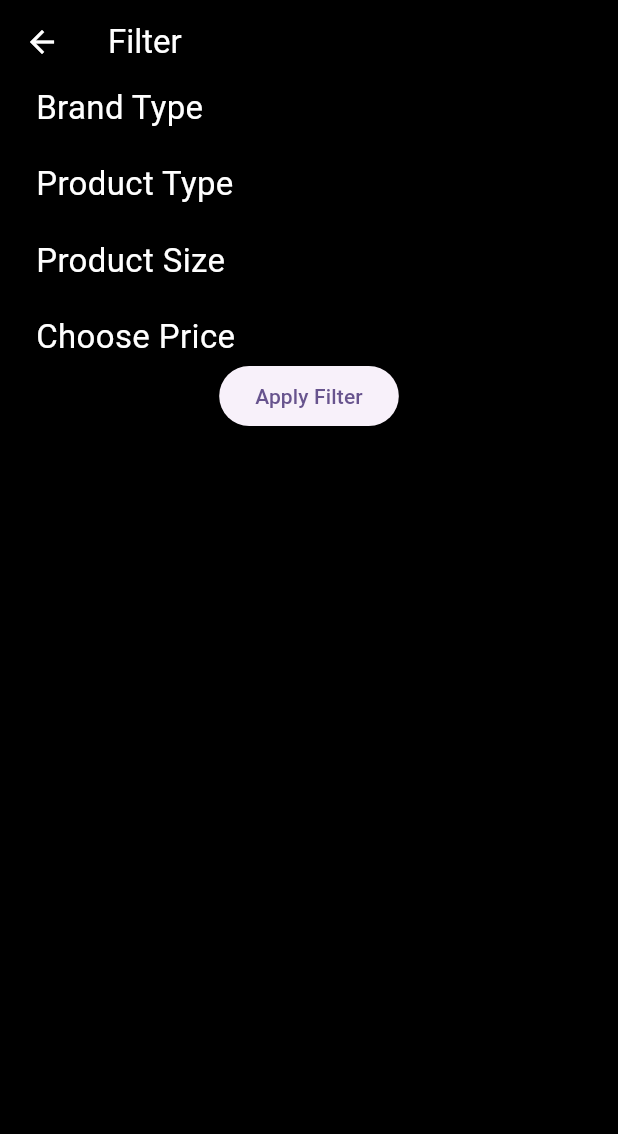
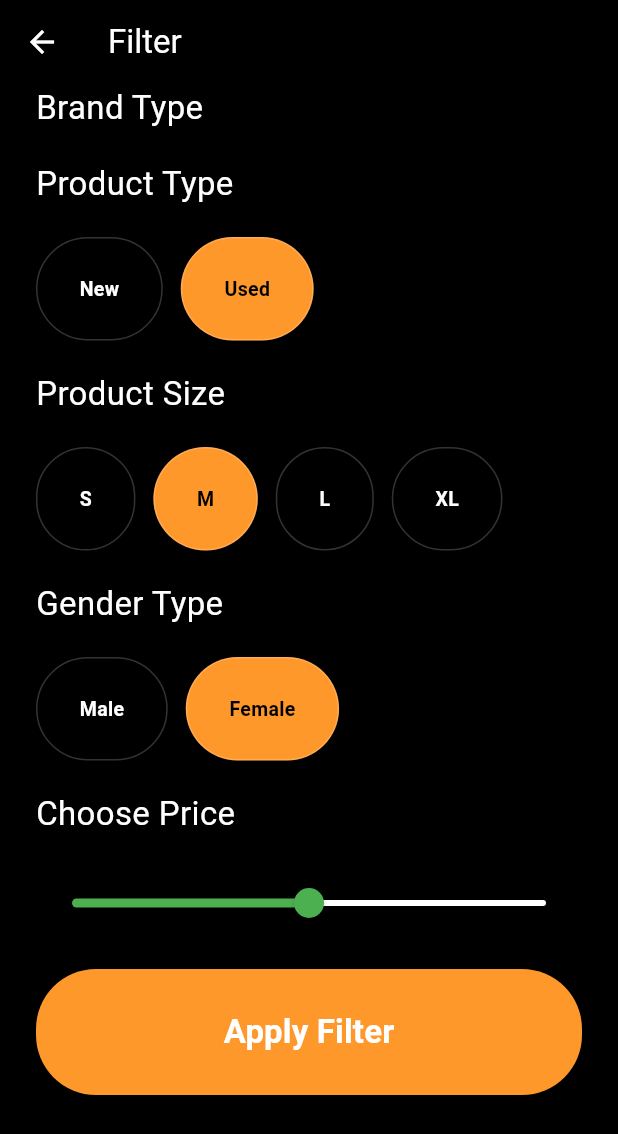
Before and after one commit to Michael-Ogundipe/product_filter_maestro, a Flutter app: the FilterPage screen opened directly, on a phone screen of 412 x 824 dp. Shown: the top 1134 px of the screen. Run offline on Flutter 3.47's test engine with Material 3 defaults, Android fonts, the phone set to English and light mode, and no system bars; drawn by our look-alikes of syncfusion_flutter_sliders; our stand-ins replace cached_network_image; network calls fail.

Commit message:
added filter design

```diff
--- a/lib/filter_page.dart
+++ b/lib/filter_page.dart
@@ -1,7 +1,18 @@
 import 'package:flutter/material.dart';
+import 'package:syncfusion_flutter_sliders/sliders.dart';
 
-class FilterPage extends StatelessWidget {
+import 'oval_container.dart';
+
+class FilterPage extends StatefulWidget {
   const FilterPage({super.key});
+
+  @override
+  State<FilterPage> createState() => _FilterPageState();
+}
+
+class _FilterPageState extends State<FilterPage> {
+
+  double value = 50.0;
 
   @override
   Widget build(BuildContext context) {
@@ -12,7 +23,7 @@ class FilterPage extends StatelessWidget {
         foregroundColor: Colors.white,
         title: const Text('Filter'),
       ),
-      body:  Padding(
+      body: Padding(
         padding: const EdgeInsets.symmetric(horizontal: 24.0),
         child: Column(
           crossAxisAlignment: CrossAxisAlignment.start,
@@ -27,22 +38,92 @@ class FilterPage extends StatelessWidget {
               style: TextStyle(color: Colors.white, fontSize: 22),
             ),
             const SizedBox(height: 20),
+            const Row(
+              children: [
+                OvalContainer(title: 'New'),
+                SizedBox(width: 12),
+                OvalContainer(title: 'Used', isSelected: true),
+              ],
+            ),
+            const SizedBox(height: 20),
             const Text(
               'Product Size',
               style: TextStyle(color: Colors.white, fontSize: 22),
+            ),
+            const SizedBox(height: 20),
+            const Row(
+              children: [
+                OvalContainer(title: 'S'),
+                SizedBox(width: 12),
+                OvalContainer(title: 'M', isSelected: true),
+                SizedBox(width: 12),
+                OvalContainer(title: 'L'),
+                SizedBox(width: 12),
+                OvalContainer(title: 'XL'),
+              ],
+            ),
+            const SizedBox(height: 20),
+            const Text(
+              'Gender Type',
+              style: TextStyle(color: Colors.white, fontSize: 22),
+            ),
+            const SizedBox(height: 20),
+            const Row(
+              children: [
+                OvalContainer(title: 'Male'),
+                SizedBox(width: 12),
+                OvalContainer(title: 'Female', isSelected: true),
+              ],
             ),
             const SizedBox(height: 20),
             const Text(
               'Choose Price',
               style: TextStyle(color: Colors.white, fontSize: 22),
             ),
+            const SizedBox(height: 20),
             Center(
-              child: ElevatedButton(
-                onPressed: () {},
-                child: const Text('Apply Filter'),
+              child: SfSlider(
+                value: value ,
+                min: 0.0,
+                activeColor: Colors.green,
+                inactiveColor: Colors.white,
+                showTicks: true,
+                max: 100.0,
+                onChanged: (dynamic value) {
+                  setState(() {
+                    this.value = value;
+                  });
+                },
+              ),
+            ),
+            const SizedBox(height: 20),
+            Center(
+              child: SizedBox(
+                width: MediaQuery.of(context).size.width * 0.9,
+                height: 84,
+                child: ElevatedButton(
+                  onPressed: () {},
+                  style: ElevatedButton.styleFrom(
+                    primary: const Color(0XFFFF982B),
+                    padding: const EdgeInsets.symmetric(
+                      horizontal: 24,
+                      vertical: 20,
+                    ),
+                    shape: RoundedRectangleBorder(
+                      borderRadius: BorderRadius.circular(40),
+                    ),
+                  ),
+                  child: const Text(
+                    'Apply Filter',
+                    style: TextStyle(
+                      fontWeight: FontWeight.w700,
+                      fontSize: 22,
+                      color: Colors.white,
+                    ),
+                  ),
+                ),
               ),
             )
-
           ],
         ),
       ),
--- /dev/null
+++ b/lib/oval_container.dart
@@ -0,0 +1,32 @@
+import 'package:flutter/material.dart';
+
+class OvalContainer extends StatelessWidget {
+  const OvalContainer({
+    super.key,
+    required this.title,
+    this.isSelected = false,
+  });
+
+  final String title;
+  final bool isSelected;
+
+  @override
+  Widget build(BuildContext context) {
+    return Container(
+      decoration: BoxDecoration(
+        borderRadius: BorderRadius.circular(40),
+        border: Border.all(color: const Color(0X33FFFFFF)),
+        color: isSelected ? const Color(0XFFFF982B) : Colors.transparent,
+      ),
+      padding: const EdgeInsets.symmetric(horizontal: 28, vertical: 24),
+      child: Text(
+        title,
+        style: TextStyle(
+          color: isSelected ? Colors.black : Colors.white,
+          fontSize: 13,
+          fontWeight: FontWeight.w700,
+        ),
+      ),
+    );
+  }
+}
--- a/pubspec.yaml
+++ b/pubspec.yaml
@@ -37,6 +37,7 @@ dependencies:
   cupertino_icons: ^1.0.2
   flutter_riverpod: ^2.4.10
   cached_network_image: ^3.3.1
+  syncfusion_flutter_sliders: ^24.2.8
 
 dev_dependencies:
   flutter_test:
```
Also changed, not shown: pubspec.lock (added), 60 other files.
